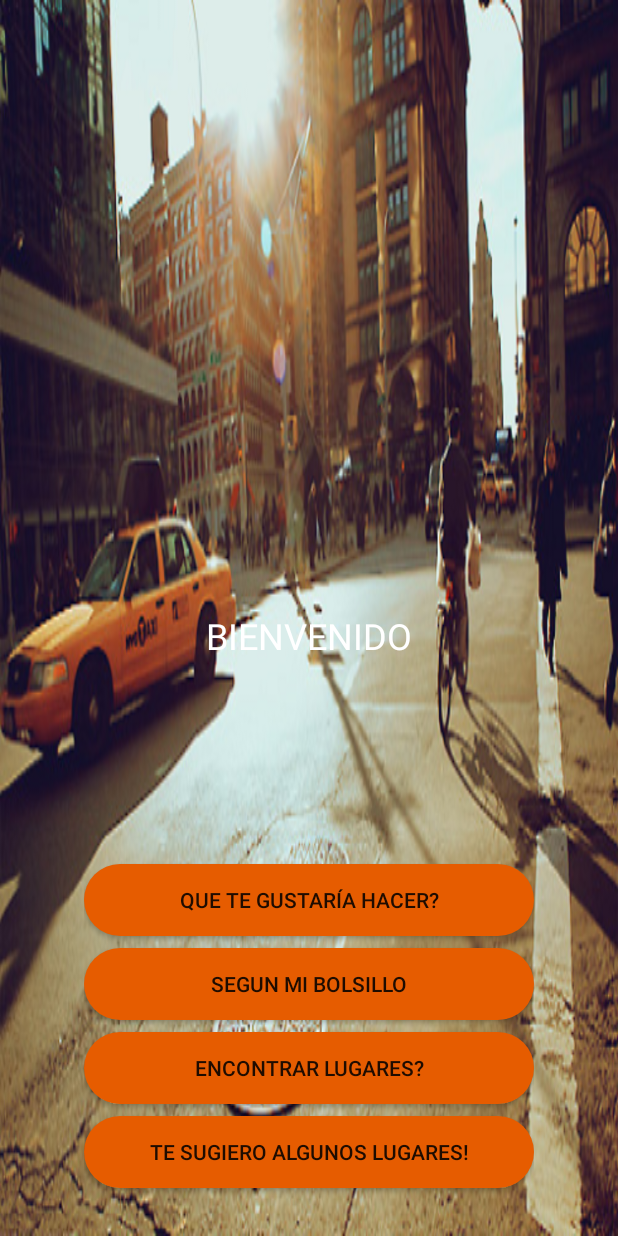
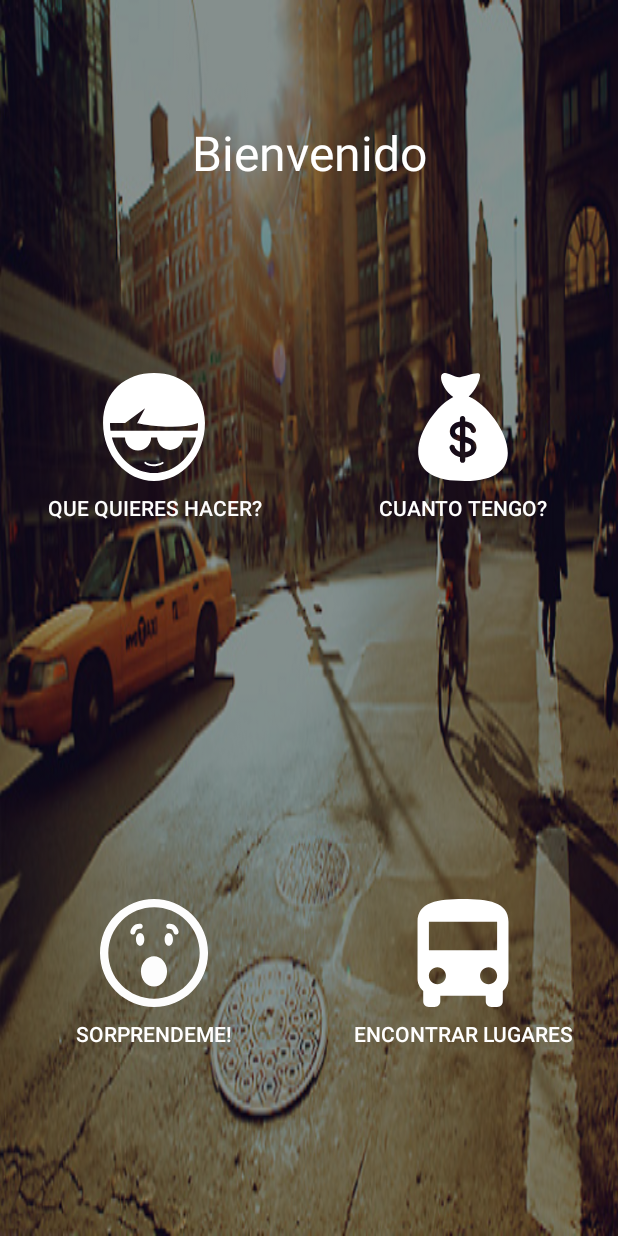
Before and after one commit to miguelcg88/miguelApp, an Android app: the layout activity_main.xml on its own in the app's theme, with its tools: preview values and no code run, on a phone screen of 412 x 824 dp. Run offline under Robolectric (Android 15) with nearby library versions, the phone set to English and light mode, and no system bars.

Commit message:
Implemented welcome screen and added svg icons

```diff
--- a/app/build.gradle
+++ b/app/build.gradle
@@ -5,7 +5,7 @@ def ALVersion = '23.1.1'
 
 android {
     compileSdkVersion 23
-    buildToolsVersion '23.0.2'
+    buildToolsVersion '25.0.2'
 
     defaultConfig {
         applicationId "com.miguel.angelcalderon"
@@ -14,6 +14,7 @@ android {
         versionCode 1
         versionName "1.0"
         multiDexEnabled true
+        vectorDrawables.useSupportLibrary = true
     }
     buildTypes {
         release {
--- a/app/src/main/java/com/miguel/angelcalderon/App.java
+++ b/app/src/main/java/com/miguel/angelcalderon/App.java
@@ -652,7 +652,7 @@ public class App extends Application {
     @Override
     protected void attachBaseContext(Context base) {
         super.attachBaseContext(base);
-        MultiDex.install(this);
+       // MultiDex.install(this);
     }
 
     public List<Place> getListPlaces() {
--- /dev/null
+++ b/app/src/main/res/drawable/ic_dinero.xml
@@ -0,0 +1,10 @@
+<vector android:height="72dp" android:viewportHeight="424.98"
+    android:viewportWidth="424.98" android:width="72dp" xmlns:android="http://schemas.android.com/apk/res/android">
+    <path android:fillColor="#FF000000" android:pathData="M241.4,282.3c-1.6,-1.7 -3.6,-3 -5.7,-4.1c-4.5,-2.4 -9.5,-3.8 -14.4,-5.1v38c8,-0.9 17.1,-3.8 21.3,-11.2l0,0c2,-3.6 2.4,-7.9 1.6,-11.9C243.8,285.9 242.9,283.9 241.4,282.3z"/>
+    <path android:fillColor="#FF000000" android:pathData="M242.6,300c0,-0 0,-0 0,-0.1l0,0C242.6,299.9 242.6,299.9 242.6,300z"/>
+    <path android:fillColor="#FF000000" android:pathData="M184,221.5c-1.4,2 -2.2,4.3 -2.5,6.7c-0.2,2.4 -0.1,5.1 0.8,7.4c0.9,2.2 2.7,3.8 4.6,5.1c2.1,1.4 4.5,2.6 6.8,3.5c2,0.8 4.2,1.6 6.7,2.3v-34.4C194.3,213.4 187.7,216.2 184,221.5z"/>
+    <path android:fillColor="#FF000000" android:pathData="M242.8,299.6c-0.1,0.1 -0.1,0.2 -0.2,0.3l0,0C242.7,299.8 242.8,299.7 242.8,299.6z"/>
+    <path android:fillColor="#FF000000" android:pathData="M243,299.3C243,299.2 243,299.2 243,299.3L243,299.3z"/>
+    <path android:fillColor="#FF000000" android:pathData="M234.8,92.5c32.3,-27.2 53.9,-88.3 40.6,-91c-17.7,-3.6 -56,12 -74.6,14.8c-26.3,3.2 -54.9,-28.5 -71,-10.9c-13.1,14.4 9.4,66.6 44.5,89.3C69.5,146.2 -77.7,404.7 179.2,423.4C534.6,449.4 356.6,142.6 234.8,92.5zM265.3,296.3c-1.1,10.1 -6.4,19.2 -14.4,25.4c-8.4,6.5 -19,9.6 -29.5,10.4v11.1c0,3 -1.3,5.9 -3.5,7.8c-3.1,2.7 -7.6,3.4 -11.3,1.7c-3.7,-1.7 -6.1,-5.5 -6.1,-9.5v-12.2c-1.8,-0.3 -3.6,-0.7 -5.4,-1.2c-9.8,-2.7 -18.9,-8 -25.6,-15.7c-3.3,-3.9 -6,-8.3 -7.9,-13c-0.5,-1.2 -0.9,-2.5 -1.3,-3.8c-0.3,-1.2 -0.7,-2.3 -0.8,-3.5c-0.2,-2 0.2,-4.1 1.1,-5.9c1.9,-3.7 6,-5.9 10.2,-5.6c4.1,0.4 7.7,3.2 9,7.1c0.4,1.2 0.7,2.4 1.1,3.6c0.4,1.2 1,2.3 1.6,3.4c1.2,2.2 2.8,4.1 4.6,5.9c3.7,3.6 8.4,5.9 13.3,7.2v-41.4c-9.6,-2.5 -19.5,-5.7 -27.4,-11.8c-3.8,-3 -7.1,-6.7 -9.3,-11.1c-2.3,-4.6 -3.2,-9.8 -3.2,-15c-0,-5.2 1,-10.4 3.1,-15.2c2,-4.5 5,-8.5 8.6,-11.8c7.7,-7.1 17.9,-11 28.2,-12.5v-0.9v-10.6c0,-3 1.3,-5.9 3.5,-7.8c3.1,-2.7 7.6,-3.4 11.3,-1.7c3.7,1.7 6.1,5.5 6.1,9.5v10.6v0.8c1.4,0.2 2.7,0.4 4.1,0.6c10.1,1.8 19.9,6 27.3,13.2c3.5,3.4 6.3,7.5 8.4,12c0.6,1.2 1.1,2.5 1.5,3.8c0.4,1.2 0.8,2.5 1,3.7c0.3,2 -0,4.1 -0.9,6c-1.8,3.8 -5.7,6.2 -9.9,6c-4.1,-0.2 -7.8,-2.9 -9.3,-6.7c-0.4,-1.1 -0.7,-2.4 -1.1,-3.5c-0.5,-1.2 -1,-2.3 -1.7,-3.3c-1.3,-2 -3,-3.8 -4.9,-5.2c-4.2,-3.1 -9.3,-4.7 -14.4,-5.6v39.6c6,1.4 12.1,3 17.9,5.3c8.7,3.4 17,8.7 21.8,17.1c-0.7,-1.3 -1.5,-2.6 0,0c1.5,2.6 0.8,1.3 0,0.1C264.9,280.7 266.1,288.7 265.3,296.3z"/>
+    <path android:fillColor="#FF000000" android:pathData="M242.5,300.2c-0.1,0.1 -0.1,0.2 -0.2,0.3C242.4,300.4 242.4,300.3 242.5,300.2z"/>
+</vector>
--- /dev/null
+++ b/app/src/main/res/drawable/ic_encontrar_lugares_svg.xml
@@ -0,0 +1,4 @@
+<vector android:height="72dp" android:viewportHeight="484.5"
+    android:viewportWidth="484.5" android:width="72dp" xmlns:android="http://schemas.android.com/apk/res/android">
+    <path android:fillColor="#FF000000" android:pathData="M38.3,357c0,23 10.2,43.3 25.5,56.1V459c0,15.3 10.2,25.5 25.5,25.5h25.5c15.3,0 25.5,-10.2 25.5,-25.5v-25.5h204V459c0,15.3 10.2,25.5 25.5,25.5h25.5c15.3,0 25.5,-10.2 25.5,-25.5v-45.9c15.3,-12.8 25.5,-33.1 25.5,-56.1V102c0,-89.3 -91.8,-102 -204,-102s-204,12.8 -204,102V357zM127.5,382.5c-20.4,0 -38.3,-17.9 -38.3,-38.3S107.1,306 127.5,306s38.3,17.9 38.3,38.3S147.9,382.5 127.5,382.5zM357,382.5c-20.4,0 -38.3,-17.9 -38.3,-38.3S336.6,306 357,306s38.3,17.9 38.3,38.3S377.4,382.5 357,382.5zM395.3,229.5h-306V102h306V229.5z"/>
+</vector>
--- /dev/null
+++ b/app/src/main/res/drawable/ic_que_hacer.xml
@@ -0,0 +1,4 @@
+<vector android:height="72dp" android:viewportHeight="23.838"
+    android:viewportWidth="23.838" android:width="72dp" xmlns:android="http://schemas.android.com/apk/res/android">
+    <path android:fillColor="#010002" android:pathData="M11.92,0C5.717,0 0.672,3.98 0.672,11.038c0,7.057 5.045,12.8 11.248,12.8s11.247,-5.743 11.247,-12.8C23.167,3.98 18.123,0 11.92,0zM5.554,11.038l4.402,-3.274l-1.761,3.303c0,0 8.721,1.813 13.442,-0.028c0,0.576 -0.039,1.143 -0.113,1.695H2.315c-0.073,-0.553 -0.114,-1.119 -0.114,-1.695L5.554,11.038L5.554,11.038zM11.92,22.098c-4.386,0 -8.092,-3.305 -9.301,-7.847h2.905c0,1.588 1.288,2.879 2.877,2.879c1.591,0 2.879,-1.291 2.879,-2.879h1.325c0.084,1.513 1.329,2.718 2.863,2.718s2.776,-1.205 2.861,-2.718h2.89C20.01,18.793 16.305,22.098 11.92,22.098zM13.794,19.627c-2.315,1.172 -3.7,0.032 -3.715,0.02C10,19.581 9.891,19.606 9.835,19.704c-0.055,0.098 -0.033,0.23 0.046,0.298c0.039,0.036 0.706,0.591 1.884,0.591c0.593,0 1.32,-0.143 2.161,-0.565c0.089,-0.049 0.133,-0.173 0.095,-0.282C13.984,19.635 13.882,19.58 13.794,19.627z"/>
+</vector>
--- /dev/null
+++ b/app/src/main/res/drawable/ic_sorprendeme.xml
@@ -0,0 +1,4 @@
+<vector android:height="72dp" android:viewportHeight="106.059"
+    android:viewportWidth="106.059" android:width="72dp" xmlns:android="http://schemas.android.com/apk/res/android">
+    <path android:fillColor="#FF000000" android:pathData="M15.52,15.51C-5.17,36.2 -5.17,69.86 15.52,90.55c20.68,20.68 54.34,20.68 75.03,-0c20.69,-20.68 20.68,-54.34 0,-75.02C69.86,-5.17 36.2,-5.17 15.52,15.51zM84.76,84.76c-17.49,17.49 -45.96,17.5 -63.46,0c-17.5,-17.5 -17.5,-45.97 0,-63.46C38.8,3.81 67.26,3.8 84.76,21.3C102.25,38.79 102.25,67.26 84.76,84.76zM39.44,45.87c-2.26,0 -4.09,-2.78 -4.09,-6.2c0,-3.42 1.83,-6.2 4.09,-6.2c2.26,0 4.09,2.78 4.09,6.2C43.53,43.1 41.7,45.87 39.44,45.87zM34.74,32.9c-0.21,1.22 -1.27,2.08 -2.46,2.08c-0.14,0 -0.28,-0.01 -0.43,-0.04c-1.36,-0.23 -2.27,-1.53 -2.04,-2.89c0.51,-2.93 3.17,-8.33 9.83,-7.79c1.38,0.11 2.4,1.32 2.29,2.7c-0.11,1.38 -1.3,2.4 -2.7,2.29C35.54,28.93 34.81,32.49 34.74,32.9zM71.65,39.67c0,3.43 -1.83,6.2 -4.09,6.2c-2.26,0 -4.09,-2.78 -4.09,-6.2c0,-3.42 1.83,-6.2 4.09,-6.2C69.82,33.47 71.65,36.25 71.65,39.67zM77.18,32.04c0.23,1.36 -0.68,2.65 -2.04,2.89C75,34.96 74.86,34.97 74.72,34.97c-1.19,0 -2.25,-0.86 -2.46,-2.08c-0.07,-0.41 -0.8,-3.96 -4.49,-3.65c-1.4,0.11 -2.58,-0.91 -2.69,-2.29c-0.11,-1.38 0.91,-2.58 2.29,-2.7C74.01,23.71 76.68,29.11 77.18,32.04zM65.86,71.17c0,8.18 -5.76,14.84 -12.83,14.84s-12.83,-6.66 -12.83,-14.84c0,-8.18 5.76,-14.84 12.83,-14.84S65.86,62.99 65.86,71.17z"/>
+</vector>
--- a/app/src/main/res/layout/activity_main.xml
+++ b/app/src/main/res/layout/activity_main.xml
@@ -5,7 +5,7 @@
     android:layout_width="match_parent"
     android:layout_height="match_parent"
     android:background="@drawable/background_main"
-    tools:context="com.miguel.angelcalderon.MainActivity_">
+    tools:context="com.miguel.angelcalderon.MainActivity">
 
     <android.support.design.widget.AppBarLayout
         android:layout_width="match_parent"
@@ -21,251 +21,118 @@
 
     </android.support.design.widget.AppBarLayout>
 
-    <FrameLayout
+
+    <LinearLayout
         android:layout_width="match_parent"
         android:layout_height="match_parent"
-        android:layout_weight="1">
+        android:layout_gravity="top"
+        android:background="@color/transparent_50"
+        android:orientation="vertical"
+        android:paddingTop="80dp">
+
+        <TextView
+            android:id="@+id/textView2"
+            android:layout_width="match_parent"
+            android:layout_height="wrap_content"
+            android:background="@android:color/transparent"
+            android:gravity="bottom|center_horizontal"
+            android:text="Bienvenido"
+            android:textAllCaps="false"
+            android:textColor="@android:color/white"
+            android:textSize="32sp" />
 
         <LinearLayout
             android:layout_width="match_parent"
-            android:layout_height="wrap_content"
-            android:layout_gravity="bottom"
-            android:orientation="vertical"
-            android:paddingEnd="56dp"
-            android:paddingStart="56dp">
-
-            <TextView
-                android:id="@+id/textView2"
-                android:layout_width="match_parent"
-                android:layout_height="wrap_content"
-                android:gravity="center"
-                android:paddingBottom="128dp"
-                android:text="BIENVENIDO"
-                android:textColor="@android:color/white"
-                android:textSize="24sp" />
-
-            <Button
-                android:id="@+id/btnMenuMake"
-                android:layout_width="match_parent"
-                android:layout_height="wrap_content"
-                android:layout_gravity="bottom|center_horizontal"
-                android:layout_marginTop="8dp"
-                android:background="@drawable/btn_oval"
-                android:elevation="9dp"
-                android:paddingEnd="10dp"
-                android:paddingStart="10dp"
-                android:text="@string/menu_item_make" />
-
-            <Button
-                android:id="@+id/btnMenuMoney"
-                android:layout_width="match_parent"
-                android:layout_height="wrap_content"
-                android:layout_gravity="bottom|center_horizontal"
-                android:layout_marginTop="8dp"
-                android:background="@drawable/btn_oval"
-                android:elevation="8dp"
-                android:paddingEnd="10dp"
-                android:paddingStart="10dp"
-                android:text="@string/menu_item_money" />
-
-            <Button
-                android:id="@+id/btnMenuLocation"
-                android:layout_width="match_parent"
-                android:layout_height="wrap_content"
-                android:layout_gravity="bottom|center_horizontal"
-                android:layout_marginTop="8dp"
-                android:background="@drawable/btn_oval"
-                android:elevation="8dp"
-                android:paddingEnd="10dp"
-                android:paddingStart="10dp"
-                android:text="@string/menu_item_place" />
-
-            <Button
-                android:id="@+id/btnMenuHelpMe"
-                android:layout_width="match_parent"
-                android:layout_height="wrap_content"
-                android:layout_gravity="bottom|center_horizontal"
-                android:layout_marginBottom="32dp"
-                android:layout_marginTop="8dp"
-                android:background="@drawable/btn_oval"
-                android:elevation="8dp"
-                android:paddingEnd="10dp"
-                android:paddingStart="10dp"
-                android:text="@string/menu_item_help_me" />
-        </LinearLayout>
-
-        <LinearLayout
-            android:id="@+id/lyOptions"
-            android:layout_width="match_parent"
             android:layout_height="match_parent"
-            android:fitsSystemWindows="true"
-            android:orientation="vertical"
-            android:visibility="gone"
-            tools:context="com.miguel.angelcalderon.MainActivity_">
+            android:layout_weight="1"
+            android:orientation="vertical">
 
             <LinearLayout
-                android:id="@+id/fab_menu_make"
                 android:layout_width="match_parent"
                 android:layout_height="match_parent"
                 android:layout_weight="1"
-                android:background="#885F7F"
-                android:gravity="center_horizontal"
-                android:orientation="vertical">
+                android:gravity="center_vertical"
+                app:layout_behavior="@string/appbar_scrolling_view_behavior"
+                tools:context="com.androxp.randika.main.MainActivity">
 
-                <LinearLayout
+                <Button
+                    android:id="@+id/btnMenuMake"
                     android:layout_width="match_parent"
-                    android:layout_height="match_parent"
+                    android:layout_height="wrap_content"
+                    android:layout_alignParentLeft="true"
+                    android:layout_alignParentStart="true"
+                    android:layout_alignParentTop="true"
                     android:layout_weight="1"
-                    android:gravity="center|bottom">
+                    android:background="@android:color/transparent"
+                    android:drawablePadding="8dp"
+                    android:drawableTint="@android:color/white"
+                    android:drawableTop="@drawable/ic_que_hacer"
+                    android:padding="16dp"
+                    android:text="Que quieres hacer?"
+                    android:textColor="@color/white" />
 
-                    <ImageView
-                        android:layout_width="56dp"
-                        android:layout_height="56dp"
-                        android:src="@drawable/heart" />
-
-                </LinearLayout>
-
-                <LinearLayout
+                <Button
+                    android:id="@+id/btnMenuMoney"
                     android:layout_width="match_parent"
-                    android:layout_height="match_parent"
+                    android:layout_height="wrap_content"
+                    android:layout_alignParentEnd="true"
+                    android:layout_alignParentRight="true"
+                    android:layout_alignParentTop="true"
                     android:layout_weight="1"
-                    android:gravity="center">
-
-                    <TextView
-                        android:layout_width="wrap_content"
-                        android:layout_height="wrap_content"
-                        android:text="@string/menu_item_make"
-                        android:textColor="@android:color/white"
-                        android:textSize="27sp"
-                        android:textStyle="bold" />
-
-                </LinearLayout>
+                    android:background="@android:color/transparent"
+                    android:drawablePadding="8dp"
+                    android:drawableTint="@android:color/white"
+                    android:drawableTop="@drawable/ic_dinero"
+                    android:padding="16dp"
+                    android:text="Cuanto tengo?"
+                    android:textColor="@android:color/white" />
 
             </LinearLayout>
 
             <LinearLayout
-                android:id="@+id/fab_menu_money"
                 android:layout_width="match_parent"
                 android:layout_height="match_parent"
                 android:layout_weight="1"
-                android:background="#DA5E60"
-                android:gravity="center_horizontal"
-                android:orientation="vertical">
+                android:gravity="center_vertical"
+                app:layout_behavior="@string/appbar_scrolling_view_behavior"
+                tools:context="com.androxp.randika.main.MainActivity">
 
-                <LinearLayout
+                <Button
+                    android:id="@+id/btnMenuHelpMe"
                     android:layout_width="match_parent"
-                    android:layout_height="match_parent"
+                    android:layout_height="wrap_content"
+                    android:layout_alignParentBottom="true"
+                    android:layout_alignParentLeft="true"
+                    android:layout_alignParentStart="true"
                     android:layout_weight="1"
-                    android:gravity="center|bottom">
+                    android:background="@android:color/transparent"
+                    android:drawablePadding="8dp"
+                    android:drawableTint="@color/white"
+                    android:drawableTop="@drawable/ic_sorprendeme"
+                    android:padding="16dp"
+                    android:text="Sorprendeme!"
+                    android:textColor="@android:color/white" />
 
-                    <ImageView
-                        android:layout_width="56dp"
-                        android:layout_height="56dp"
-                        android:src="@drawable/coin" />
-
-                </LinearLayout>
-
-                <LinearLayout
+                <Button
+                    android:id="@+id/btnMenuLocation"
                     android:layout_width="match_parent"
-                    android:layout_height="match_parent"
+                    android:layout_height="wrap_content"
+                    android:layout_alignParentBottom="true"
+                    android:layout_alignParentEnd="true"
+                    android:layout_alignParentRight="true"
                     android:layout_weight="1"
-                    android:gravity="center">
-
-                    <TextView
-                        android:layout_width="wrap_content"
-                        android:layout_height="wrap_content"
-                        android:text="@string/menu_item_money"
-                        android:textColor="@android:color/white"
-                        android:textSize="27sp"
-                        android:textStyle="bold" />
-
-                </LinearLayout>
-
-            </LinearLayout>
-
-            <LinearLayout
-                android:id="@+id/fab_menu_location"
-                android:layout_width="match_parent"
-                android:layout_height="match_parent"
-                android:layout_weight="1"
-                android:background="#13B0A5"
-                android:gravity="center_horizontal"
-                android:orientation="vertical">
-
-                <LinearLayout
-                    android:layout_width="match_parent"
-                    android:layout_height="match_parent"
-                    android:layout_weight="1"
-                    android:gravity="center|bottom">
-
-                    <ImageView
-                        android:layout_width="56dp"
-                        android:layout_height="56dp"
-                        android:src="@drawable/bullhorn" />
-
-                </LinearLayout>
-
-                <LinearLayout
-                    android:layout_width="match_parent"
-                    android:layout_height="match_parent"
-                    android:layout_weight="1"
-                    android:gravity="center">
-
-                    <TextView
-                        android:layout_width="wrap_content"
-                        android:layout_height="wrap_content"
-                        android:text="@string/menu_item_place"
-                        android:textColor="@android:color/white"
-                        android:textSize="27sp"
-                        android:textStyle="bold" />
-
-                </LinearLayout>
-
-            </LinearLayout>
-
-            <LinearLayout
-                android:id="@+id/fab_menu_help_me"
-                android:layout_width="match_parent"
-                android:layout_height="match_parent"
-                android:layout_weight="1"
-                android:background="#D0C490"
-                android:gravity="center_horizontal"
-                android:orientation="vertical">
-
-                <LinearLayout
-                    android:layout_width="match_parent"
-                    android:layout_height="match_parent"
-                    android:layout_weight="1"
-                    android:gravity="center|bottom">
-
-                    <ImageView
-                        android:layout_width="56dp"
-                        android:layout_height="56dp"
-                        android:src="@drawable/avatar" />
-
-                </LinearLayout>
-
-                <LinearLayout
-                    android:layout_width="match_parent"
-                    android:layout_height="match_parent"
-                    android:layout_weight="1"
-                    android:gravity="center">
-
-                    <TextView
-                        android:layout_width="wrap_content"
-                        android:layout_height="wrap_content"
-                        android:gravity="center"
-                        android:text="@string/menu_item_help_me"
-                        android:textColor="@android:color/white"
-                        android:textSize="27sp"
-                        android:textStyle="bold" />
-
-                </LinearLayout>
+                    android:background="@android:color/transparent"
+                    android:drawablePadding="8dp"
+                    android:drawableTint="@android:color/white"
+                    android:drawableTop="@drawable/ic_encontrar_lugares_svg"
+                    android:padding="16dp"
+                    android:text="Encontrar lugares"
+                    android:textColor="@android:color/white" />
 
             </LinearLayout>
 
         </LinearLayout>
 
-    </FrameLayout>
+    </LinearLayout>
 
 </android.support.design.widget.CoordinatorLayout>
--- a/app/src/main/res/values/colors.xml
+++ b/app/src/main/res/values/colors.xml
@@ -10,4 +10,7 @@
     <color name="icons">#FFFFFF</color>
     <color name="divider">#B6B6B6</color>
     <color name="black">#000000</color>
+    <color name="transparent_50">#66000000</color>
+    <color name="color_yellow">#f1ea11</color>
+    <color name="white">#fdfdfd</color>
 </resources>
```
Also changed, not shown: app/src/main/res/drawable/ic_encontrar_lugares.png (added).
